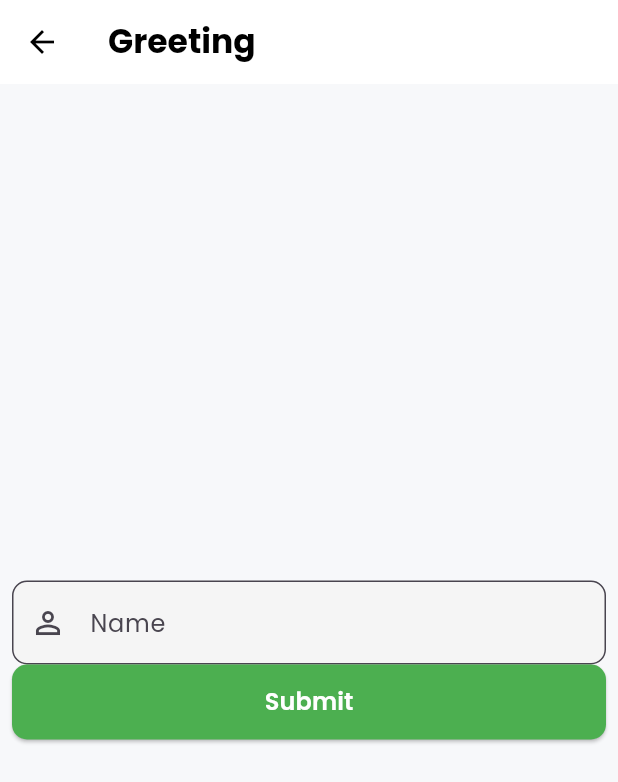
After one commit to muhammadsohail07/Flutter-Learn, a Flutter app: the EnterNameScreen screen opened directly, on a phone screen of 412 x 824 dp. The commit adds this screen. Shown: the top 782 px of the screen. Run offline on Flutter 3.47's test engine with Material 3 defaults, Android fonts, the phone set to English and light mode, and no system bars; our stand-ins replace audioplayers, cached_network_image, google_fonts.

Commit message:
data passin from one screen to another

```diff
--- a/lib/Tasks/Navigation/namednavigation.dart
+++ b/lib/Tasks/Navigation/namednavigation.dart
@@ -33,7 +33,7 @@ class MainScreen extends StatelessWidget {
             // Named route se navigate
             Navigator.pushNamed(context, '/second');
           },
-          child: const Text('Go to Second Screen'),
+          child: const Text('Goto SecondScreen'),
         ),
       ),
     );
--- /dev/null
+++ b/lib/Tasks/Navigation/passingdata.dart
@@ -0,0 +1,74 @@
+import 'package:flutter/material.dart';
+
+class EnterNameScreen extends StatelessWidget {
+
+  final TextEditingController _text = TextEditingController();
+  EnterNameScreen({super.key});
+
+  @override
+  Widget build(BuildContext context) {
+    return Scaffold(
+      appBar: AppBar(
+        title: Text("Greeting"),
+
+      ),
+      body: Center(
+        child: Padding(
+          padding: const EdgeInsets.all(8.0),
+          child: Container(
+             child: Column(
+               mainAxisAlignment: MainAxisAlignment.center,
+               children: [
+                 TextField(
+                   controller: _text,
+                   decoration: InputDecoration(
+                     labelText: 'Name',
+                     hintText: 'Enter your name',
+                     border: OutlineInputBorder(
+                       borderRadius: BorderRadius.circular(10),
+                     ),
+                     filled: true,
+                     fillColor: Colors.grey.shade100,
+                     prefixIcon: const Icon(Icons.person_outline),
+                   ),
+
+                 )
+                 ,
+                 ElevatedButton(
+                   onPressed: () {
+                     Navigator.of(context).push(MaterialPageRoute(builder: (context)=> ShowScreen(name: _text.text)));
+                   },
+                   style: ElevatedButton.styleFrom(
+                     backgroundColor: Colors.green,
+                     foregroundColor: Colors.white,
+                     minimumSize: const Size(double.infinity, 50),
+                     shape: RoundedRectangleBorder(
+                       borderRadius: BorderRadius.circular(10),
+                     ),
+                   ),
+                   child: const Text(
+                     'Submit',
+                     style: TextStyle(fontSize: 16, fontWeight: FontWeight.w600),
+                   ),
+                 )
+               ],
+             ),
+          ),
+        ),
+      ),
+    );
+  }
+}
+
+class ShowScreen extends StatelessWidget {
+  String name;
+ ShowScreen({super.key, required this.name});
+  @override
+  Widget build(BuildContext context) {
+    return Scaffold(
+      appBar: AppBar(
+        title: Text("data"),
+      ),
+    );
+  }
+}
```
